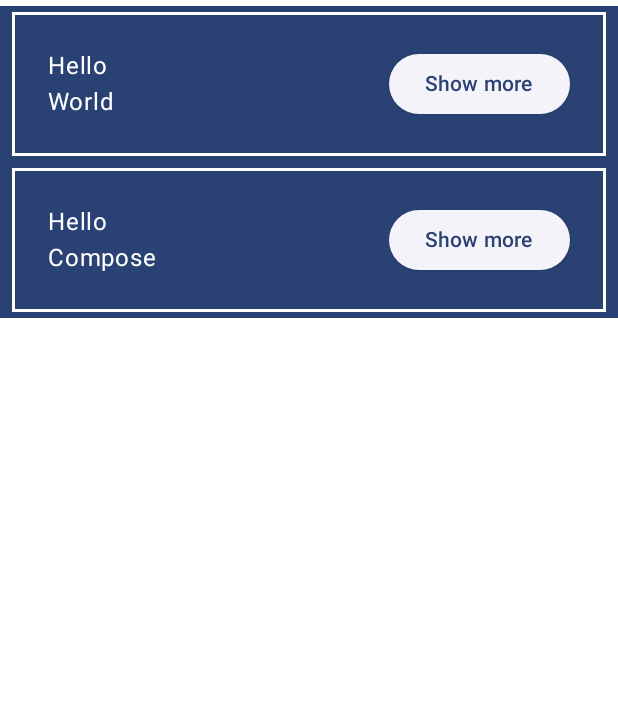
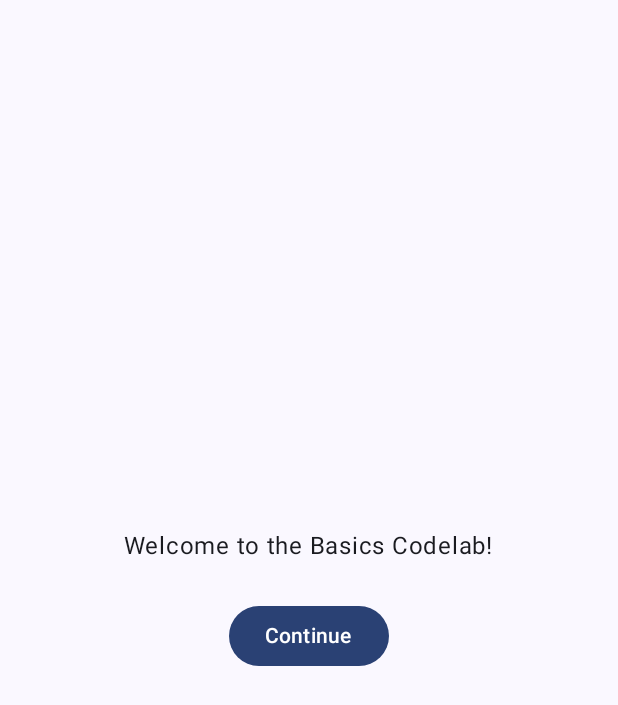
Before and after one commit to tayuta914/Basics_Codelab, an Android app built with Jetpack Compose: the @Preview function GreetingPreview, on a phone screen of 412 x 824 dp. Shown: the top 705 px of the screen. Run offline under Robolectric (Android 15) with nearby library versions, the phone set to English and light mode, and no system bars.

Commit message:
オンボーディング画面追加し、ボタンクリック後何もしない処理を追加

```diff
--- a/app/src/main/java/com/example/basicscodelab/MainActivity.kt
+++ b/app/src/main/java/com/example/basicscodelab/MainActivity.kt
@@ -5,17 +5,22 @@ import androidx.activity.ComponentActivity
 import androidx.activity.compose.setContent
 import androidx.activity.enableEdgeToEdge
 import androidx.compose.foundation.border
+import androidx.compose.foundation.layout.Arrangement
 import androidx.compose.foundation.layout.Column
 import androidx.compose.foundation.layout.Row
 import androidx.compose.foundation.layout.fillMaxSize
 import androidx.compose.foundation.layout.padding
+import androidx.compose.material3.Button
 import androidx.compose.material3.ElevatedButton
 import androidx.compose.material3.MaterialTheme
 import androidx.compose.material3.Surface
 import androidx.compose.material3.Text
 import androidx.compose.runtime.Composable
+import androidx.compose.runtime.getValue
 import androidx.compose.runtime.mutableStateOf
 import androidx.compose.runtime.remember
+import androidx.compose.runtime.setValue
+import androidx.compose.ui.Alignment
 import androidx.compose.ui.Modifier
 import androidx.compose.ui.graphics.Color
 import androidx.compose.ui.tooling.preview.Preview
@@ -37,6 +42,21 @@ class MainActivity : ComponentActivity() {
 @Composable
 fun MyApp(
     modifier: Modifier = Modifier,
+) {
+    var shouldShowOnboarding by remember { mutableStateOf(true) }
+
+    Surface(modifier) {
+        if (shouldShowOnboarding) {
+            OnboardingScreen(onContinueClicked = { shouldShowOnboarding = false })
+        } else {
+            Greetings()
+        }
+    }
+}
+
+@Composable
+private fun Greetings(
+    modifier: Modifier = Modifier,
     names: List<String> = listOf("World", "Compose"),
 ) {
     Column(modifier = modifier.padding(vertical = 4.dp)) {
@@ -54,7 +74,8 @@ fun Greeting(name: String, modifier: Modifier = Modifier) {
     var expandPadding = if (expanded.value) 48.dp else 0.dp
     Surface(color = MaterialTheme.colorScheme.primary) {
         Column(
-            modifier = modifier.padding(vertical = 4.dp, horizontal = 8.dp)
+            modifier = modifier
+                .padding(vertical = 4.dp, horizontal = 8.dp)
                 .border(2.dp, Color.White)
         ) {
             Row(modifier = Modifier.padding(24.dp)) {
@@ -78,6 +99,34 @@ fun Greeting(name: String, modifier: Modifier = Modifier) {
 @Composable
 fun GreetingPreview() {
     BasicsCodelabTheme {
-        MyApp()
+        MyApp(Modifier.fillMaxSize())
     }
 }
+
+@Composable
+fun OnboardingScreen(
+    onContinueClicked: () -> Unit,
+    modifier: Modifier = Modifier,
+) {
+    Column(
+        modifier = modifier.fillMaxSize(),
+        verticalArrangement = Arrangement.Center,
+        horizontalAlignment = Alignment.CenterHorizontally
+    ) {
+        Text("Welcome to the Basics Codelab!")
+        Button(
+            modifier = Modifier.padding(vertical = 24.dp),
+            onClick = onContinueClicked
+        ) {
+            Text("Continue")
+        }
+    }
+}
+
+@Preview(showBackground = true, widthDp = 320, heightDp = 320)
+@Composable
+fun OnboardingPreview() {
+    BasicsCodelabTheme {
+        OnboardingScreen(onContinueClicked = {})
+    }
+}
```
